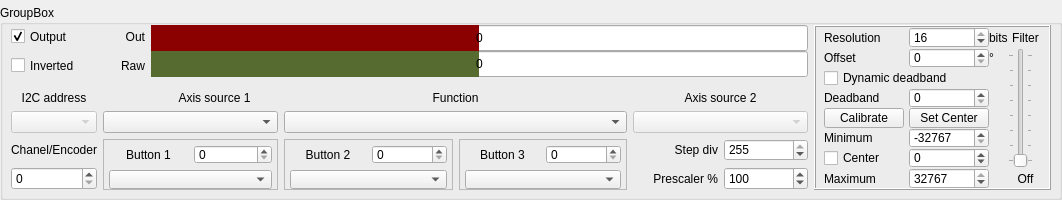
FreeJoy-Team/FreeJoyConfiguratorQt, file widgets/axes.ui: the form before one commit.
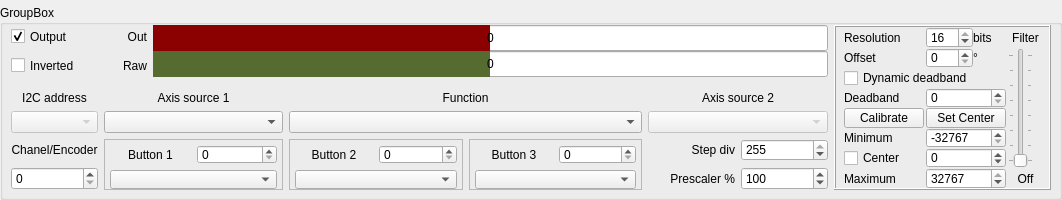
The form after the commit.

```diff
--- a/widgets/axes.ui
+++ b/widgets/axes.ui
@@ -56,22 +56,6 @@
       <property name="verticalSpacing">
        <number>6</number>
       </property>
-      <item row="2" column="2">
-       <widget class="QLabel" name="text_axisSource1">
-        <property name="sizePolicy">
-         <sizepolicy hsizetype="Preferred" vsizetype="Preferred">
-          <horstretch>0</horstretch>
-          <verstretch>0</verstretch>
-         </sizepolicy>
-        </property>
-        <property name="text">
-         <string>Axis source 1</string>
-        </property>
-        <property name="alignment">
-         <set>Qt::AlignBottom|Qt::AlignHCenter</set>
-        </property>
-       </widget>
-      </item>
       <item row="3" column="0">
        <widget class="QComboBox" name="comboBox_I2cAddress">
         <property name="enabled">
@@ -273,7 +257,7 @@
            <bool>false</bool>
           </property>
           <property name="format">
-           <string>%v</string>
+           <string notr="true">%v</string>
           </property>
          </widget>
         </item>
@@ -315,7 +299,7 @@
            <bool>false</bool>
           </property>
           <property name="format">
-           <string>%v</string>
+           <string notr="true">%v</string>
           </property>
          </widget>
         </item>
@@ -368,7 +352,7 @@
         <property name="frameShadow">
          <enum>QFrame::Raised</enum>
         </property>
-        <layout class="QGridLayout" name="gridLayout" columnstretch="0,0,0,0,0" columnminimumwidth="0,5,0,0,0">
+        <layout class="QGridLayout" name="gridLayout" columnstretch="0,0,0,0,0,0">
          <property name="leftMargin">
           <number>8</number>
          </property>
@@ -384,22 +368,6 @@
          <property name="spacing">
           <number>0</number>
          </property>
-         <item row="1" column="4" rowspan="6">
-          <widget class="QSlider" name="sliderV_Filter">
-           <property name="maximum">
-            <number>7</number>
-           </property>
-           <property name="pageStep">
-            <number>1</number>
-           </property>
-           <property name="orientation">
-            <enum>Qt::Vertical</enum>
-           </property>
-           <property name="tickPosition">
-            <enum>QSlider::TicksBothSides</enum>
-           </property>
-          </widget>
-         </item>
          <item row="1" column="2">
           <widget class="QSpinBox" name="spinBox_Offset">
            <property name="correctionMode">
@@ -413,73 +381,6 @@
            </property>
           </widget>
          </item>
-         <item row="5" column="2">
-          <widget class="QSpinBox" name="spinBox_CalibMin">
-           <property name="sizePolicy">
-            <sizepolicy hsizetype="Minimum" vsizetype="Fixed">
-             <horstretch>0</horstretch>
-             <verstretch>0</verstretch>
-            </sizepolicy>
-           </property>
-           <property name="minimum">
-            <number>-32767</number>
-           </property>
-           <property name="maximum">
-            <number>32767</number>
-           </property>
-           <property name="value">
-            <number>-32767</number>
-           </property>
-          </widget>
-         </item>
-         <item row="0" column="0">
-          <widget class="QLabel" name="text_resolution">
-           <property name="text">
-            <string>Resolution</string>
-           </property>
-          </widget>
-         </item>
-         <item row="0" column="3">
-          <widget class="QLabel" name="text_bits">
-           <property name="text">
-            <string>bits</string>
-           </property>
-          </widget>
-         </item>
-         <item row="4" column="2">
-          <widget class="QPushButton" name="pushButton_SetCenter">
-           <property name="text">
-            <string>Set Center</string>
-           </property>
-          </widget>
-         </item>
-         <item row="0" column="4">
-          <widget class="QLabel" name="text_filter">
-           <property name="text">
-            <string>Filter</string>
-           </property>
-           <property name="alignment">
-            <set>Qt::AlignCenter</set>
-           </property>
-          </widget>
-         </item>
-         <item row="6" column="2">
-          <widget class="QSpinBox" name="spinBox_CalibCenter">
-           <property name="minimum">
-            <number>-32767</number>
-           </property>
-           <property name="maximum">
-            <number>32767</number>
-           </property>
-          </widget>
-         </item>
-         <item row="7" column="0">
-          <widget class="QLabel" name="text_maximum">
-           <property name="text">
-            <string>Maximum</string>
-           </property>
-          </widget>
-         </item>
          <item row="4" column="0">
           <widget class="QPushButton" name="pushButton_StartCalib">
            <property name="text">
@@ -493,7 +394,35 @@
            </property>
           </widget>
          </item>
-         <item row="7" column="4">
+         <item row="4" column="2" colspan="2">
+          <widget class="QPushButton" name="pushButton_SetCenter">
+           <property name="text">
+            <string>Set Center</string>
+           </property>
+          </widget>
+         </item>
+         <item row="0" column="3">
+          <widget class="QLabel" name="text_bits">
+           <property name="text">
+            <string>bits</string>
+           </property>
+          </widget>
+         </item>
+         <item row="1" column="0">
+          <widget class="QLabel" name="text_offset">
+           <property name="text">
+            <string>Offset</string>
+           </property>
+          </widget>
+         </item>
+         <item row="6" column="0">
+          <widget class="QCheckBox" name="checkBox_Center">
+           <property name="text">
+            <string>Center</string>
+           </property>
+          </widget>
+         </item>
+         <item row="7" column="5">
           <widget class="QLabel" name="label_Filter">
            <property name="minimumSize">
             <size>
@@ -509,7 +438,90 @@
            </property>
           </widget>
          </item>
-         <item row="3" column="2">
+         <item row="1" column="5" rowspan="6">
+          <widget class="QSlider" name="sliderV_Filter">
+           <property name="maximum">
+            <number>7</number>
+           </property>
+           <property name="pageStep">
+            <number>1</number>
+           </property>
+           <property name="orientation">
+            <enum>Qt::Vertical</enum>
+           </property>
+           <property name="tickPosition">
+            <enum>QSlider::TicksBothSides</enum>
+           </property>
+          </widget>
+         </item>
+         <item row="4" column="1">
+          <spacer name="horizontalSpacer">
+           <property name="orientation">
+            <enum>Qt::Horizontal</enum>
+           </property>
+           <property name="sizeHint" stdset="0">
+            <size>
+             <width>40</width>
+             <height>20</height>
+            </size>
+           </property>
+          </spacer>
+         </item>
+         <item row="7" column="2" colspan="2">
+          <widget class="QSpinBox" name="spinBox_CalibMax">
+           <property name="minimum">
+            <number>-32767</number>
+           </property>
+           <property name="maximum">
+            <number>32767</number>
+           </property>
+           <property name="value">
+            <number>32767</number>
+           </property>
+          </widget>
+         </item>
+         <item row="0" column="5">
+          <widget class="QLabel" name="text_filter">
+           <property name="text">
+            <string>Filter</string>
+           </property>
+           <property name="alignment">
+            <set>Qt::AlignCenter</set>
+           </property>
+          </widget>
+         </item>
+         <item row="7" column="0">
+          <widget class="QLabel" name="text_maximum">
+           <property name="text">
+            <string>Maximum</string>
+           </property>
+          </widget>
+         </item>
+         <item row="2" column="0" colspan="3">
+          <widget class="QCheckBox" name="checkBox_DynDeadband">
+           <property name="text">
+            <string>Dynamic deadband</string>
+           </property>
+          </widget>
+         </item>
+         <item row="6" column="2" colspan="2">
+          <widget class="QSpinBox" name="spinBox_CalibCenter">
+           <property name="minimum">
+            <number>-32767</number>
+           </property>
+           <property name="maximum">
+            <number>32767</number>
+           </property>
+          </widget>
+         </item>
+         <item row="0" column="0">
+          <widget class="QLabel" name="text_resolution">
+           <property name="text">
+            <string>Resolution</string>
+           </property>
+          </widget>
+         </item>
+         <item row="3" column="2" colspan="2">
           <widget class="QSpinBox" name="spinBox_Deadband">
            <property name="correctionMode">
             <enum>QAbstractSpinBox::CorrectToNearestValue</enum>
@@ -519,60 +531,45 @@
            </property>
           </widget>
          </item>
-         <item row="1" column="0">
-          <widget class="QLabel" name="text_offset">
-           <property name="text">
-            <string>Offset</string>
-           </property>
-          </widget>
-         </item>
-         <item row="0" column="2">
-          <widget class="QSpinBox" name="spinBox_Resolution">
-           <property name="correctionMode">
-            <enum>QAbstractSpinBox::CorrectToNearestValue</enum>
-           </property>
-           <property name="minimum">
-            <number>1</number>
-           </property>
-           <property name="maximum">
-            <number>16</number>
-           </property>
-           <property name="value">
-            <number>16</number>
-           </property>
-          </widget>
-         </item>
-         <item row="7" column="2">
-          <widget class="QSpinBox" name="spinBox_CalibMax">
-           <property name="minimum">
-            <number>-32767</number>
-           </property>
-           <property name="maximum">
-            <number>32767</number>
-           </property>
-           <property name="value">
-            <number>32767</number>
-           </property>
-          </widget>
-         </item>
-         <item row="3" column="0">
-          <widget class="QLabel" name="text_deadband">
-           <property name="text">
-            <string>Deadband</string>
-           </property>
-          </widget>
-         </item>
          <item row="1" column="3">
           <widget class="QLabel" name="text_angle">
            <property name="text">
-            <string>°</string>
+            <string notr="true">°</string>
            </property>
           </widget>
          </item>
-         <item row="6" column="0">
-          <widget class="QCheckBox" name="checkBox_Center">
-           <property name="text">
-            <string>Center</string>
+         <item row="0" column="2">
+          <widget class="QSpinBox" name="spinBox_Resolution">
+           <property name="correctionMode">
+            <enum>QAbstractSpinBox::CorrectToNearestValue</enum>
+           </property>
+           <property name="minimum">
+            <number>1</number>
+           </property>
+           <property name="maximum">
+            <number>16</number>
+           </property>
+           <property name="value">
+            <number>16</number>
+           </property>
+          </widget>
+         </item>
+         <item row="5" column="2" colspan="2">
+          <widget class="QSpinBox" name="spinBox_CalibMin">
+           <property name="sizePolicy">
+            <sizepolicy hsizetype="Minimum" vsizetype="Fixed">
+             <horstretch>0</horstretch>
+             <verstretch>0</verstretch>
+            </sizepolicy>
+           </property>
+           <property name="minimum">
+            <number>-32767</number>
+           </property>
+           <property name="maximum">
+            <number>32767</number>
+           </property>
+           <property name="value">
+            <number>-32767</number>
            </property>
           </widget>
          </item>
@@ -583,8 +580,15 @@
            </property>
           </widget>
          </item>
-         <item row="4" column="1">
-          <spacer name="horizontalSpacer">
+         <item row="3" column="0">
+          <widget class="QLabel" name="text_deadband">
+           <property name="text">
+            <string>Deadband</string>
+           </property>
+          </widget>
+         </item>
+         <item row="1" column="4">
+          <spacer name="horizontalSpacer_2">
            <property name="orientation">
             <enum>Qt::Horizontal</enum>
            </property>
@@ -596,13 +600,6 @@
            </property>
           </spacer>
          </item>
-         <item row="2" column="0" colspan="3">
-          <widget class="QCheckBox" name="checkBox_DynDeadband">
-           <property name="text">
-            <string>Dynamic deadband</string>
-           </property>
-          </widget>
-         </item>
         </layout>
        </widget>
       </item>
@@ -764,6 +761,22 @@
         </layout>
        </widget>
       </item>
+      <item row="2" column="1" colspan="2">
+       <widget class="QLabel" name="text_axisSource1">
+        <property name="sizePolicy">
+         <sizepolicy hsizetype="Preferred" vsizetype="Preferred">
+          <horstretch>0</horstretch>
+          <verstretch>0</verstretch>
+         </sizepolicy>
+        </property>
+        <property name="text">
+         <string>Axis source 1</string>
+        </property>
+        <property name="alignment">
+         <set>Qt::AlignBottom|Qt::AlignHCenter</set>
+        </property>
+       </widget>
+      </item>
      </layout>
     </widget>
    </item>
```
